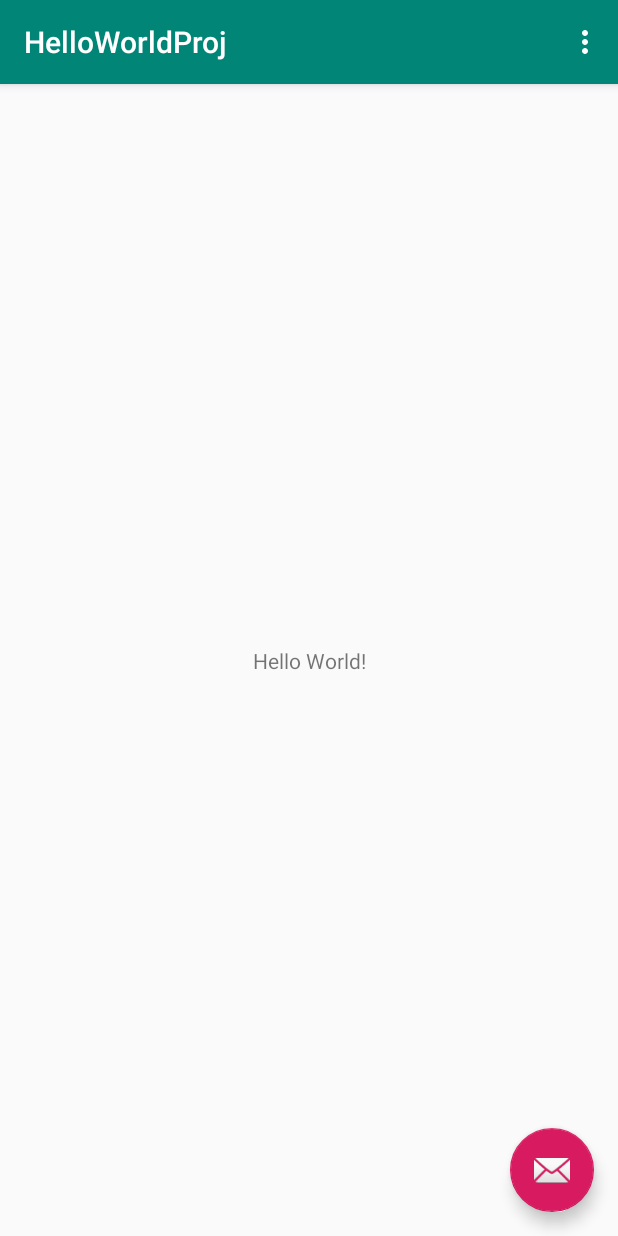
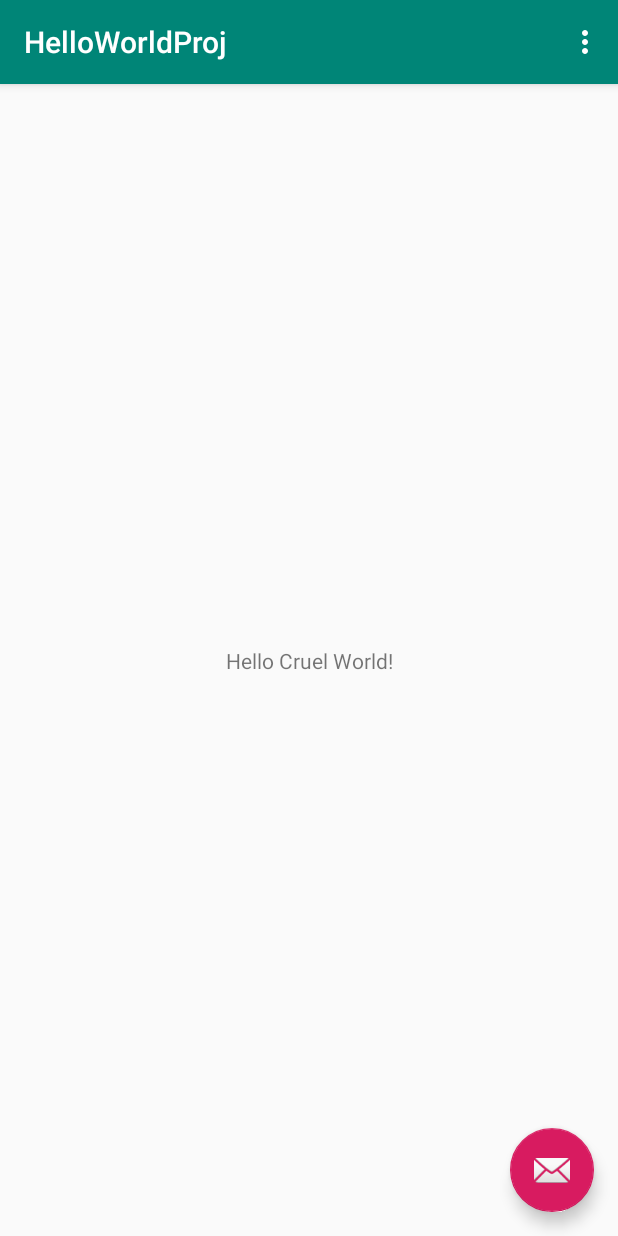
Before and after one commit to pqi1/CS541-Game-Dev, an Android app: the screen it shows after launch (MainActivity), on a phone screen of 412 x 824 dp. Run offline under Robolectric (Android 15) with nearby library versions, the phone set to English and light mode, and no system bars.

Commit message:
Little change on hello world.

```diff
--- a/app/src/main/res/layout/content_main.xml
+++ b/app/src/main/res/layout/content_main.xml
@@ -11,7 +11,7 @@
     <TextView
         android:layout_width="wrap_content"
         android:layout_height="wrap_content"
-        android:text="Hello World!"
+        android:text="Hello Cruel World!"
         app:layout_constraintBottom_toBottomOf="parent"
         app:layout_constraintLeft_toLeftOf="parent"
         app:layout_constraintRight_toRightOf="parent"
```
